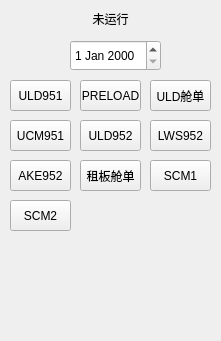
First picture: the form in Interface/MS.ui, repository liuym5/MS, before the edit.
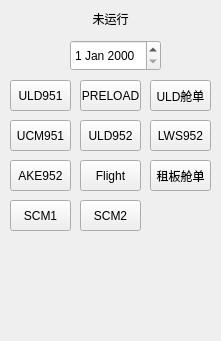
Second picture: the form after the edit.

```diff
--- a/Interface/MS.ui
+++ b/Interface/MS.ui
@@ -70,7 +70,7 @@
   <widget class="QPushButton" name="RentalMnfstBtn">
    <property name="geometry">
     <rect>
-     <x>80</x>
+     <x>150</x>
      <y>160</y>
      <width>61</width>
      <height>31</height>
@@ -135,8 +135,8 @@
   <widget class="QPushButton" name="SCM1Btn">
    <property name="geometry">
     <rect>
-     <x>150</x>
-     <y>160</y>
+     <x>10</x>
+     <y>200</y>
      <width>61</width>
      <height>31</height>
     </rect>
@@ -148,7 +148,7 @@
   <widget class="QPushButton" name="SCM2Btn">
    <property name="geometry">
     <rect>
-     <x>10</x>
+     <x>80</x>
      <y>200</y>
      <width>61</width>
      <height>31</height>
@@ -184,6 +184,19 @@
     <string>AKE952</string>
    </property>
   </widget>
+  <widget class="QPushButton" name="FlightBtn">
+   <property name="geometry">
+    <rect>
+     <x>80</x>
+     <y>160</y>
+     <width>61</width>
+     <height>31</height>
+    </rect>
+   </property>
+   <property name="text">
+    <string>Flight</string>
+   </property>
+  </widget>
  </widget>
  <resources/>
  <connections/>
```
